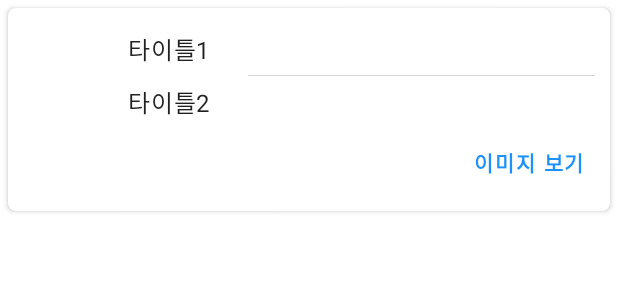
After one commit to XELPINE/XEL_Android_Kot_CommonLibrary, an Android app: the layout row_activity_skeleton.xml on its own in the app's theme, with its tools: preview values and no code run, on a phone screen of 412 x 824 dp. The commit adds this screen. Shown: the top 300 px of the screen. Run offline under Robolectric (Android 15) with nearby library versions, the phone set to English and light mode, and no system bars.

Commit message:
[Skeleton] 관련 라이브러리 및 기초 레이아웃 MVVM으로 재구성

```diff
--- a/XEL_Android_Kotlin_CommonLibrary/app/src/main/java/com/xelpine/xel_android_kotlin_commonlibrary/z_customcode/dto/PopupTestDto.kt
+++ b/XEL_Android_Kotlin_CommonLibrary/app/src/main/java/com/xelpine/xel_android_kotlin_commonlibrary/z_customcode/dto/PopupTestDto.kt
@@ -19,4 +19,8 @@ data class PopupTestDto (
     override fun Name(): String {
         return popupName
     }
+
+    override fun NameWithSelector(): String {
+        TODO("Not yet implemented")
+    }
 }
--- a/XEL_Android_Kotlin_CommonLibrary/app/src/main/res/layout/activity_skeleton.xml
+++ b/XEL_Android_Kotlin_CommonLibrary/app/src/main/res/layout/activity_skeleton.xml
@@ -37,7 +37,7 @@
                 android:fitsSystemWindows="false">
 
                 <ImageView
-                    android:id="@+id/imageView_list"
+                    android:id="@+id/toolbarTitleImage"
                     android:layout_width="match_parent"
                     android:layout_height="match_parent"
                     app:layout_collapseMode="parallax"
@@ -64,7 +64,7 @@
         </com.google.android.material.appbar.AppBarLayout>
 
         <androidx.recyclerview.widget.RecyclerView
-            android:id="@+id/activity_DueDiligenceResultLine_rv_assetDueDiligenceList"
+            android:id="@+id/rv_list"
             android:layout_width="match_parent"
             android:layout_height="match_parent"
             app:layout_behavior="@string/appbar_scrolling_view_behavior"
--- /dev/null
+++ b/XEL_Android_Kotlin_CommonLibrary/app/src/main/res/layout/row_activity_skeleton.xml
@@ -0,0 +1,140 @@
+<?xml version="1.0" encoding="utf-8"?>
+<layout xmlns:android="http://schemas.android.com/apk/res/android"
+    xmlns:app="http://schemas.android.com/apk/res-auto"
+    xmlns:tools="http://schemas.android.com/tools">
+    <data>
+        <variable
+            name="rowSkeletonSampleDataDtoViewModel"
+            type="com.xelpine.xel_android_kotlin_commonlibrary.z_customcode.dto.SkeletonSampleDataDto" />
+
+    </data>
+
+    <androidx.constraintlayout.widget.ConstraintLayout
+        android:layout_width="match_parent"
+        android:layout_height="wrap_content"
+        android:clipChildren="false"
+        android:clipToPadding="false"
+        android:padding="@dimen/xel_cardview_outerpadding">
+
+        <com.google.android.material.card.MaterialCardView
+            android:id="@+id/row_activity_DueDiligenceResultLine_mcv_mainLayout"
+            android:layout_width="match_parent"
+            android:layout_height="wrap_content"
+            app:layout_constraintTop_toTopOf="parent"
+            app:cardCornerRadius="@dimen/xel_cardview_cornerradius"
+            app:contentPadding="@dimen/xel_cardview_contentspadding"
+            app:cardElevation="@dimen/cardview_default_elevation"
+            android:clickable="true"
+            android:focusable="true"
+            android:checkable="true"
+            >
+
+            <LinearLayout
+                android:layout_width="match_parent"
+                android:layout_height="wrap_content"
+                android:orientation="vertical">
+
+                <!-- 내부 레이아웃 전체 -->
+                <LinearLayout
+                    android:layout_width="match_parent"
+                    android:layout_height="wrap_content"
+                    android:orientation="vertical">
+
+                    <LinearLayout
+                        android:layout_width="match_parent"
+                        android:layout_height="wrap_content"
+                        android:orientation="horizontal"
+                        android:gravity="center">
+
+                        <LinearLayout
+                            android:layout_width="70dip"
+                            android:layout_height="70dip">
+
+                        </LinearLayout>
+
+                        <LinearLayout
+                            android:layout_width="match_parent"
+                            android:layout_height="wrap_content"
+                            android:orientation="vertical">
+
+
+
+                            <!-- 자산구분 -->
+                            <LinearLayout
+                                android:layout_width="match_parent"
+                                android:layout_height="wrap_content"
+                                android:orientation="horizontal"
+                                android:gravity="center_vertical">
+
+                                <TextView
+                                    android:id="@+id/tv_title1"
+                                    android:layout_width="80dip"
+                                    android:layout_height="wrap_content"
+                                    android:textAppearance="?attr/textAppearanceBody1"
+                                    android:layout_gravity="center"
+                                    android:text="타이틀1"/>
+
+                                <TextView
+                                    android:id="@+id/tv_desc1"
+                                    android:layout_width="wrap_content"
+                                    android:layout_height="wrap_content"
+                                    android:textAppearance="?attr/textAppearanceSubtitle2"
+                                    android:textColor="?android:attr/textColorSecondary"
+                                    android:text=""/>
+
+                            </LinearLayout>
+
+                            <View
+                                android:layout_width="match_parent"
+                                android:layout_height="0.5dip"
+                                android:background="@color/common_lightgray_nightmode"
+                                android:layout_marginTop="@dimen/xel_cardview_innerinterval_samegrade"
+                                android:layout_marginBottom="@dimen/xel_cardview_innerinterval_samegrade"
+                                android:layout_marginLeft="80dip"/>
+
+                            <!-- 자산명 -->
+                            <LinearLayout
+                                android:layout_width="match_parent"
+                                android:layout_height="wrap_content"
+                                android:orientation="horizontal"
+                                android:gravity="center_vertical">
+
+                                <TextView
+                                    android:id="@+id/tv_title2"
+                                    android:layout_width="80dip"
+                                    android:layout_height="wrap_content"
+                                    android:textAppearance="?attr/textAppearanceBody1"
+                                    android:layout_gravity="center"
+                                    android:text="타이틀2"/>
+
+                                <TextView
+                                    android:id="@+id/tv_desc2"
+                                    android:layout_width="wrap_content"
+                                    android:layout_height="wrap_content"
+                                    android:textAppearance="?attr/textAppearanceSubtitle2"
+                                    android:textColor="?android:attr/textColorSecondary"
+                                    android:text=""/>
+
+                            </LinearLayout>
+
+                        </LinearLayout>
+
+                    </LinearLayout>
+
+
+                    <com.google.android.material.button.MaterialButton
+                        android:id="@+id/btn_1"
+                        style="@style/Widget.MaterialComponents.Button.TextButton"
+                        android:layout_width="wrap_content"
+                        android:layout_height="45dip"
+                        android:layout_gravity="right"
+                        android:text="이미지 보기"
+                        android:textStyle="bold" />
+                </LinearLayout>
+            </LinearLayout>
+
+
+        </com.google.android.material.card.MaterialCardView>
+
+    </androidx.constraintlayout.widget.ConstraintLayout>
+</layout>
```
Also changed, not shown: XEL_Android_Kotlin_CommonLibrary/app/src/main/java/com/xelpine/xel_android_kotlin_commonlibrary/CommonUtils/XELActivity/Interface/XELCommonSelectionInterface.kt (+6 -1 lines), XEL_Android_Kotlin_CommonLibrary/app/src/main/java/com/xelpine/xel_android_kotlin_commonlibrary/CommonUtils/XELExtension/MutableLiveDataExtension.kt (added, +12 -0 lines), XEL_Android_Kotlin_CommonLibrary/app/src/main/java/com/xelpine/xel_android_kotlin_commonlibrary/z_customcode/Activity_Skeleton.kt (+70 -8 lines), XEL_Android_Kotlin_CommonLibrary/app/src/main/java/com/xelpine/xel_android_kotlin_commonlibrary/z_customcode/adapter/SkeletonListAdapter.kt (added, +151 -0 lines), XEL_Android_Kotlin_CommonLibrary/app/src/main/java/com/xelpine/xel_android_kotlin_commonlibrary/z_customcode/callback/CommonDataLoadCallback.kt (added, +8 -0 lines), XEL_Android_Kotlin_CommonLibrary/app/src/main/java/com/xelpine/xel_android_kotlin_commonlibrary/z_customcode/dto/SkeletonSampleDataDto.kt (added, +30 -0 lines), XEL_Android_Kotlin_CommonLibrary/app/src/main/java/com/xelpine/xel_android_kotlin_commonlibrary/z_customcode/viewmodel/viewmodels/ViewModel_Skeleton.kt (+25 -21 lines).
